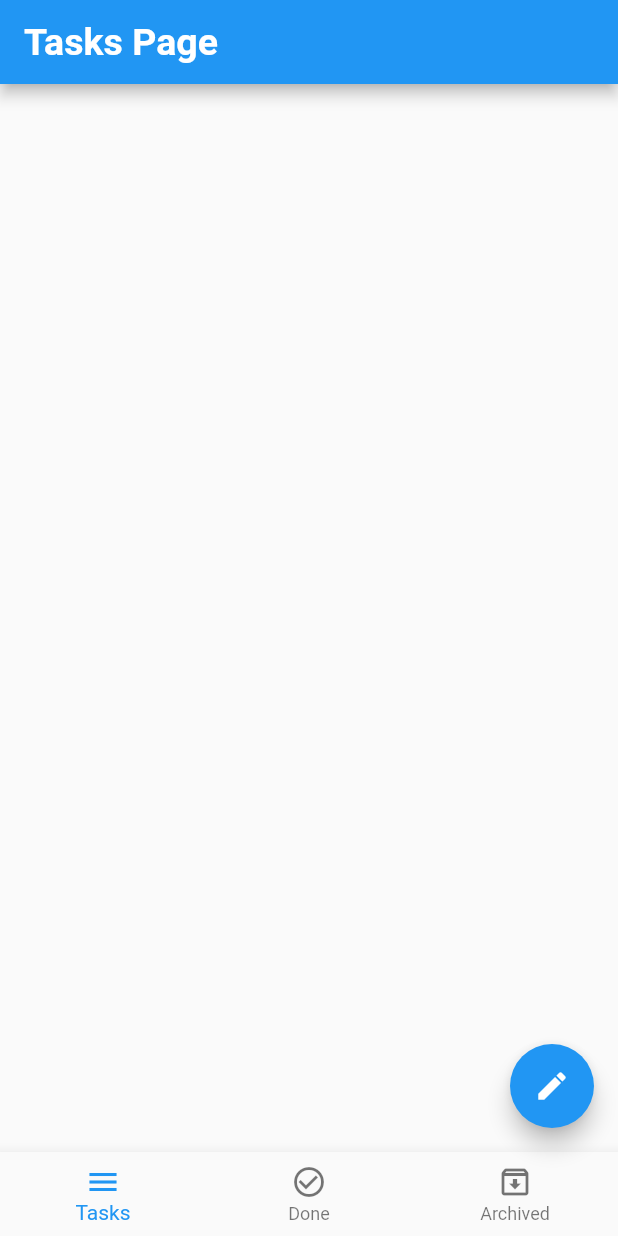
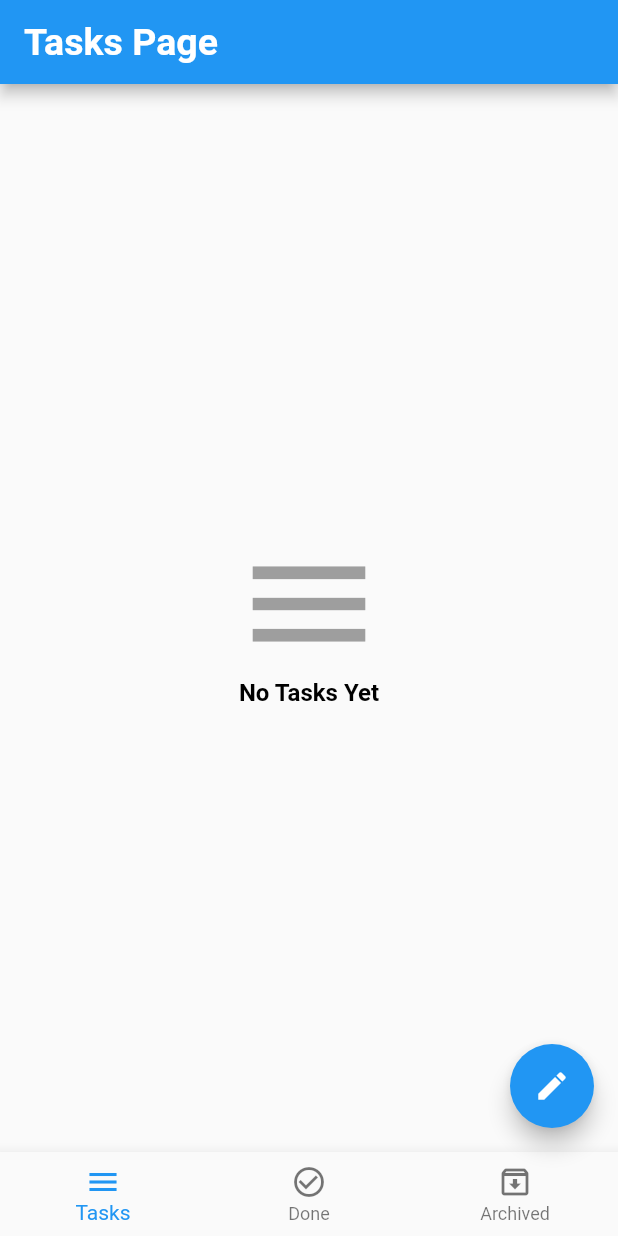
Before and after one commit to Ahmeddsanad/Flutter_Projects_for_beginners, a Flutter app: the screen it shows after launch, on a phone screen of 412 x 824 dp. Run offline on Flutter 3.47's test engine with Material 2 defaults, Android fonts, the phone set to English and light mode, and no system bars; our stand-ins replace bloc, conditional_builder_null_safety, flutter_bloc, sqflite; accounts and stored records are empty.

Commit message:
beginning with flutter

```diff
--- a/lib/layout/Home_Layout.dart
+++ b/lib/layout/Home_Layout.dart
@@ -7,18 +7,21 @@ import 'package:project1/modules/TasksScreen/TasksToDoScreen.dart';
 import 'package:project1/shared/component/components.dart';
 import 'package:project1/shared/cubit/states.dart';
 import 'package:sqflite/sqflite.dart';
-
 import '../shared/component/constants.dart';
 import '../shared/cubit/cubit.dart';
+import 'package:conditional_builder_null_safety/conditional_builder_null_safety.dart';
+import 'package:conditional_builder_null_safety/conditional_builder_null_safety.dart';
 
 class ScreensLayout extends StatelessWidget {
 
   var scaffoldKey = GlobalKey<ScaffoldState>();
+
   var formKey = GlobalKey<FormState>();
 
   var titleController = TextEditingController();
 
   var timeController = TextEditingController();
+
   var dateController = TextEditingController();
 
 
--- a/lib/modules/TasksScreen/TasksToDoScreen.dart
+++ b/lib/modules/TasksScreen/TasksToDoScreen.dart
@@ -1,9 +1,9 @@
+import 'package:conditional_builder_null_safety/conditional_builder_null_safety.dart';
 import 'package:flutter/cupertino.dart';
 import 'package:flutter/material.dart';
 import 'package:flutter_bloc/flutter_bloc.dart';
 import 'package:project1/shared/cubit/cubit.dart';
 import 'package:project1/shared/cubit/states.dart';
-
 import '../../shared/component/components.dart';
 import '../../shared/component/constants.dart';
 
@@ -17,14 +17,8 @@ class TaskstodoScreen extends StatelessWidget {
 
         var tasks = AppCubit.get(context).NewTasks;
 
-        return ListView.separated(
-          itemBuilder: (context, index) => BuildTaskItem(tasks[index],context),
-          separatorBuilder: (context ,index) => Container(
-            width: double.infinity,
-            height: 1.0,
-            color: Colors.grey[300],
-          ),
-          itemCount: tasks.length,
+        return TasksBuilder(
+            tasks: tasks,
         );
       },
 
--- a/lib/shared/component/components.dart
+++ b/lib/shared/component/components.dart
@@ -1,6 +1,9 @@
+import 'package:conditional_builder_null_safety/conditional_builder_null_safety.dart';
 import 'package:flutter/material.dart';
 import 'package:flutter/widgets.dart';
 import 'package:project1/shared/cubit/cubit.dart';
+
+import 'constants.dart';
 // ignore: non_constant_identifier_names
 Widget DefaultButton({
   double width = double.infinity,
@@ -229,3 +232,38 @@ Widget BuildTaskItem(Map model,context) => Dismissible(
      AppCubit.get(context).DeleteData(id: model['id'],);
   },
 );
+
+Widget TasksBuilder({
+  required List<Map> tasks,
+}) => ConditionalBuilder(
+  condition: tasks.isNotEmpty,
+  builder: (context) => ListView.separated(
+    itemBuilder: (context, index) => BuildTaskItem(tasks[index],context),
+    separatorBuilder: (context ,index) => Container(
+      width: double.infinity,
+      height: 1.0,
+      color: Colors.grey[300],
+    ),
+    itemCount: tasks.length,
+  ),
+  fallback: (context) => Center(
+    child: Column(
+      mainAxisAlignment: MainAxisAlignment.center,
+      children: [
+        Icon(
+          Icons.menu,
+          size: 100.0,
+          color: Colors.grey,
+        ),
+        Text(
+          'No Tasks Yet',
+          style: TextStyle(
+              fontSize: 16.0,
+              fontWeight: FontWeight.bold,
+              color: Colors.black
+          ),
+        )
+      ],
+    ),
+  ),
+);
--- a/pubspec.yaml
+++ b/pubspec.yaml
@@ -40,6 +40,7 @@ dependencies:
   bloc: ^8.1.0
   flutter_bloc: ^8.0.1
   loading_animations: ^2.2.0
+  conditional_builder_null_safety: ^0.0.6
 
 dev_dependencies:
   flutter_test:
```
Also changed, not shown: lib/modules/ArchivedScreen/ArchivedToDoScreen.dart (+2 -8 lines), lib/modules/DoneScreen/DoneToDoScreen.dart (+2 -8 lines), pubspec.lock.
